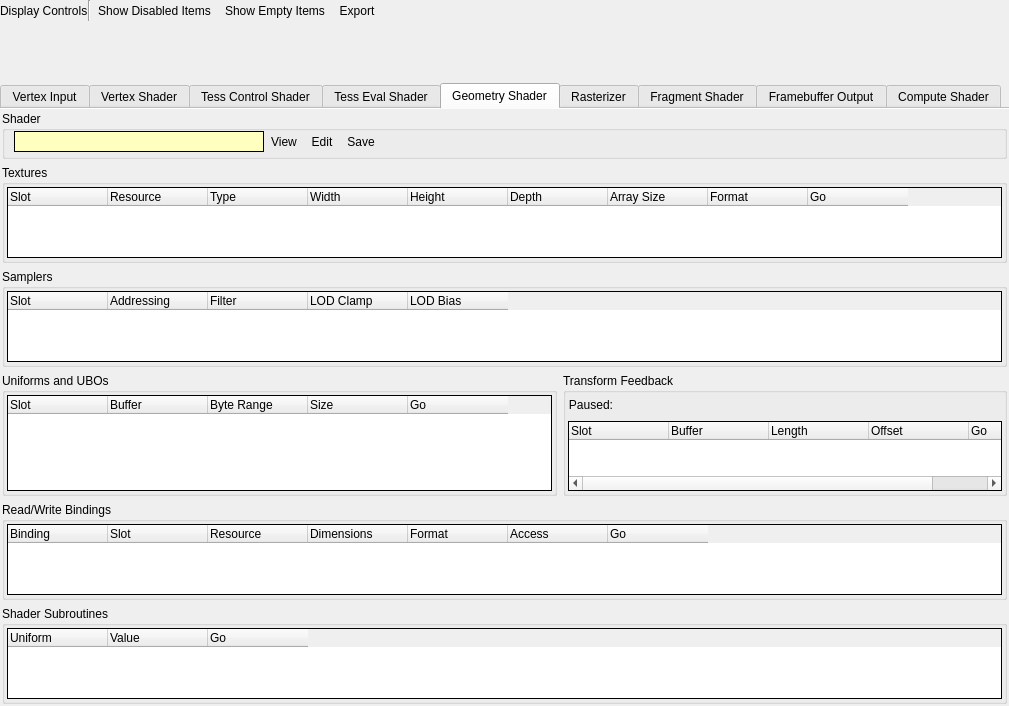
This is qrenderdoc/Windows/PipelineState/GLPipelineStateViewer.ui in baldurk/renderdoc as Qt 5 draws it before an edit. The edited form follows.
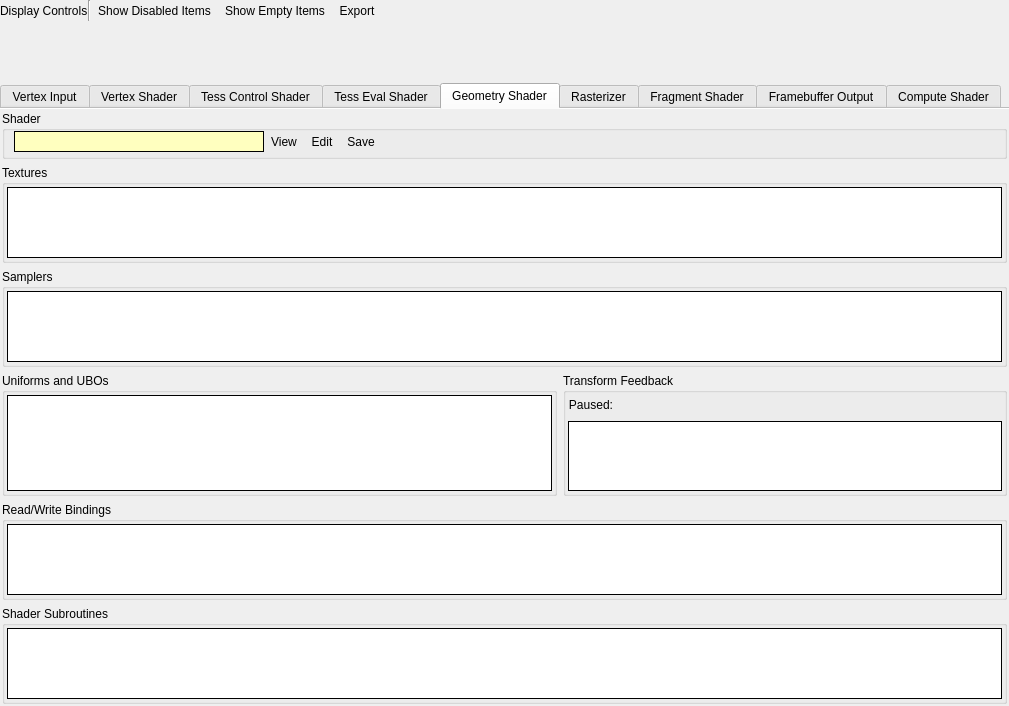
This is the edited form. The open tabs and pages were chosen to show the change. Icons and pictures are not drawn. Custom widgets are drawn as their Qt base class.

Commit message:
Use new RDTreeWidget everywhere in favour of QTreeWidget
* Since we're promoting everything, we reset the behaviour of
  RDTreeWidget so that it's not doing anything different by default.
* RDTreeWidget's interface is a bit different, exposing some useful
  things like a single selected item and so on.
* We also can't set columns in the Qt Creator UI anymore, so we set them
  from code.

```diff
--- a/qrenderdoc/Windows/PipelineState/GLPipelineStateViewer.ui
+++ b/qrenderdoc/Windows/PipelineState/GLPipelineStateViewer.ui
@@ -2398,51 +2398,6 @@
             <attribute name="headerStretchLastSection">
              <bool>false</bool>
             </attribute>
-            <column>
-             <property name="text">
-              <string>Slot</string>
-             </property>
-            </column>
-            <column>
-             <property name="text">
-              <string>Resource</string>
-             </property>
-            </column>
-            <column>
-             <property name="text">
-              <string>Type</string>
-             </property>
-            </column>
-            <column>
-             <property name="text">
-              <string>Width</string>
-             </property>
-            </column>
-            <column>
-             <property name="text">
-              <string>Height</string>
-             </property>
-            </column>
-            <column>
-             <property name="text">
-              <string>Depth</string>
-             </property>
-            </column>
-            <column>
-             <property name="text">
-              <string>Array Size</string>
-             </property>
-            </column>
-            <column>
-             <property name="text">
-              <string>Format</string>
-             </property>
-            </column>
-            <column>
-             <property name="text">
-              <string>Go</string>
-             </property>
-            </column>
            </widget>
           </item>
          </layout>
@@ -2498,31 +2453,6 @@
             <attribute name="headerStretchLastSection">
              <bool>false</bool>
             </attribute>
-            <column>
-             <property name="text">
-              <string>Slot</string>
-             </property>
-            </column>
-            <column>
-             <property name="text">
-              <string>Addressing</string>
-             </property>
-            </column>
-            <column>
-             <property name="text">
-              <string>Filter</string>
-             </property>
-            </column>
-            <column>
-             <property name="text">
-              <string>LOD Clamp</string>
-             </property>
-            </column>
-            <column>
-             <property name="text">
-              <string>LOD Bias</string>
-             </property>
-            </column>
            </widget>
           </item>
          </layout>
@@ -2580,31 +2510,6 @@
               <attribute name="headerStretchLastSection">
                <bool>false</bool>
               </attribute>
-              <column>
-               <property name="text">
-                <string>Slot</string>
-               </property>
-              </column>
-              <column>
-               <property name="text">
-                <string>Buffer</string>
-               </property>
-              </column>
-              <column>
-               <property name="text">
-                <string>Byte Range</string>
-               </property>
-              </column>
-              <column>
-               <property name="text">
-                <string>Size</string>
-               </property>
-              </column>
-              <column>
-               <property name="text">
-                <string>Go</string>
-               </property>
-              </column>
              </widget>
             </item>
            </layout>
@@ -2703,31 +2608,6 @@
               <attribute name="headerStretchLastSection">
                <bool>false</bool>
               </attribute>
-              <column>
-               <property name="text">
-                <string>Slot</string>
-               </property>
-              </column>
-              <column>
-               <property name="text">
-                <string>Buffer</string>
-               </property>
-              </column>
-              <column>
-               <property name="text">
-                <string>Length</string>
-               </property>
-              </column>
-              <column>
-               <property name="text">
-                <string>Offset</string>
-               </property>
-              </column>
-              <column>
-               <property name="text">
-                <string>Go</string>
-               </property>
-              </column>
              </widget>
             </item>
            </layout>
@@ -2785,41 +2665,6 @@
             <attribute name="headerStretchLastSection">
              <bool>false</bool>
             </attribute>
-            <column>
-             <property name="text">
-              <string>Binding</string>
-             </property>
-            </column>
-            <column>
-             <property name="text">
-              <string>Slot</string>
-             </property>
-            </column>
-            <column>
-             <property name="text">
-              <string>Resource</string>
-             </property>
-            </column>
-            <column>
-             <property name="text">
-              <string>Dimensions</string>
-             </property>
-            </column>
-            <column>
-             <property name="text">
-              <string>Format</string>
-             </property>
-            </column>
-            <column>
-             <property name="text">
-              <string>Access</string>
-             </property>
-            </column>
-            <column>
-             <property name="text">
-              <string>Go</string>
-             </property>
-            </column>
            </widget>
           </item>
          </layout>
@@ -2875,21 +2720,6 @@
             <attribute name="headerStretchLastSection">
              <bool>false</bool>
             </attribute>
-            <column>
-             <property name="text">
-              <string>Uniform</string>
-             </property>
-            </column>
-            <column>
-             <property name="text">
-              <string>Value</string>
-             </property>
-            </column>
-            <column>
-             <property name="text">
-              <string>Go</string>
-             </property>
-            </column>
            </widget>
           </item>
          </layout>
@@ -5489,7 +5319,7 @@
  <customwidgets>
   <customwidget>
    <class>RDTreeWidget</class>
-   <extends>QTreeWidget</extends>
+   <extends>QTreeView</extends>
    <header>Widgets/Extended/RDTreeWidget.h</header>
   </customwidget>
   <customwidget>
```
Left out of the diff: 1000 changed lines with no effect on the pictures. The commit also changes 31 other files.
